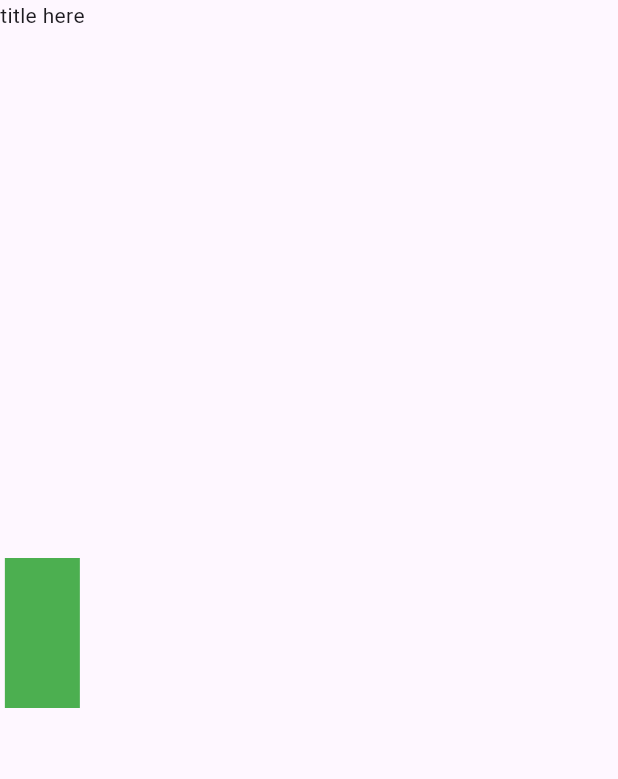
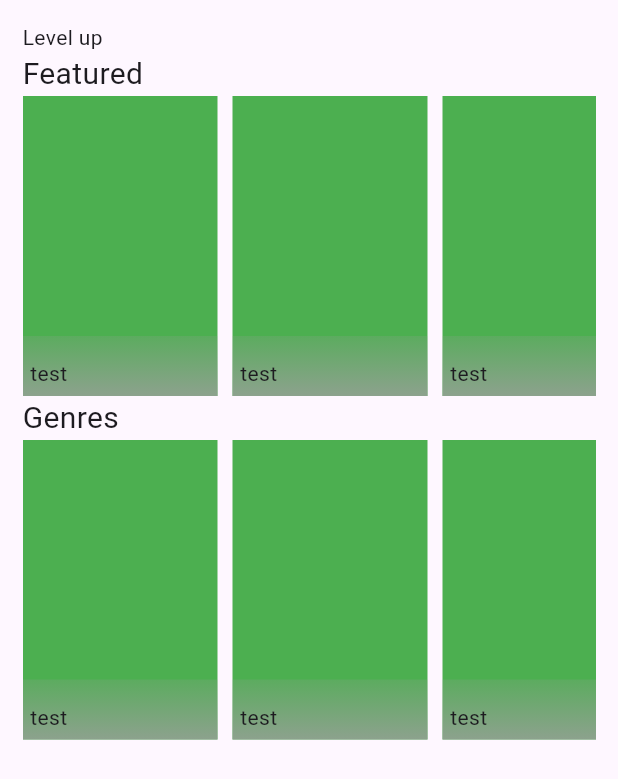
Before and after one commit to Marrsh/checkpoint, a Flutter app: the screen it shows after launch, on a phone screen of 412 x 824 dp. Shown: the top 779 px of the screen. Run offline on Flutter 3.47's test engine with Material 3 defaults, Android fonts, the phone set to English and light mode, and no system bars; our stand-ins replace auto_route.

Commit message:
add game card template

```diff
--- /dev/null
+++ b/lib/constants/styles.dart
@@ -0,0 +1,3 @@
+class Styles {
+  static const generalPadding = 15.0;
+}
--- a/lib/modules/home/presentation/screens/home_screen.dart
+++ b/lib/modules/home/presentation/screens/home_screen.dart
@@ -1,6 +1,8 @@
 import 'package:auto_route/auto_route.dart';
 import 'package:flutter/material.dart';
-import 'package:level_up/modules/home/presentation/widgets/game_card.dart';
+import 'package:flutter/rendering.dart';
+import 'package:level_up/constants/styles.dart';
+import 'package:level_up/modules/home/presentation/widgets/carousel_preview.dart';
 
 @RoutePage()
 class HomeScreen extends StatelessWidget {
@@ -8,16 +10,33 @@ class HomeScreen extends StatelessWidget {
 
   @override
   Widget build(BuildContext context) {
-    return SafeArea(
-      child: Scaffold(
-          body: Column(
-        children: [Text('title here'), Spacer(), GameCard(), Spacer()],
-      )
-
-          // Center(
-          //   child: Text("Hello world"),
-          // ),
-          ),
-    );
+    const cardSpacing = 10.0;
+    return const Scaffold(
+        body: SafeArea(
+      child: Padding(
+        padding: EdgeInsets.all(Styles.generalPadding),
+        child: Column(
+          crossAxisAlignment: CrossAxisAlignment.start,
+          children: [
+            Text(
+              'Level up',
+            ),
+            Text(
+              'Featured',
+              style: TextStyle(fontSize: 20),
+              textAlign: TextAlign.left,
+            ),
+            CarouselPreview(),
+            Text(
+              'Genres',
+              style: TextStyle(fontSize: 20),
+              textAlign: TextAlign.left,
+            ),
+            CarouselPreview(),
+            Spacer()
+          ],
+        ),
+      ),
+    ));
   }
 }
--- /dev/null
+++ b/lib/modules/home/presentation/widgets/carousel_preview.dart
@@ -0,0 +1,33 @@
+import 'package:flutter/material.dart';
+import 'package:level_up/modules/home/presentation/widgets/game_card.dart';
+
+class CarouselPreview extends StatelessWidget {
+  final double? cardSpacing;
+  const CarouselPreview({super.key, this.cardSpacing = 10});
+
+  @override
+  Widget build(BuildContext context) {
+    return SingleChildScrollView(
+      scrollDirection: Axis.horizontal,
+      child: UnconstrainedBox(
+        child: Row(
+          mainAxisAlignment: MainAxisAlignment.spaceEvenly,
+          children: [
+            const GameCard(),
+            SizedBox(
+              width: cardSpacing,
+            ),
+            const GameCard(),
+            SizedBox(
+              width: cardSpacing,
+            ),
+            const GameCard(),
+            SizedBox(
+              width: cardSpacing,
+            ),
+          ],
+        ),
+      ),
+    );
+  }
+}
--- a/lib/modules/home/presentation/widgets/game_card.dart
+++ b/lib/modules/home/presentation/widgets/game_card.dart
@@ -5,11 +5,32 @@ class GameCard extends StatelessWidget {
 
   @override
   Widget build(BuildContext context) {
-    return Container(
-      height: 100,
-      width: 50,
-      color: Colors.green,
-      // child: ,
-    );
+    return ConstrainedBox(
+        constraints: const BoxConstraints(maxHeight: 200, maxWidth: 130),
+        child: Stack(
+          children: [
+            Container(
+              color: Colors.green,
+            ),
+            Align(
+              alignment: Alignment.bottomLeft,
+              child: Container(
+                height: 40,
+                padding: const EdgeInsets.all(5),
+                width: const BoxConstraints().maxWidth,
+                decoration: BoxDecoration(
+                    gradient: LinearGradient(
+                        begin: Alignment.bottomCenter,
+                        end: Alignment.topCenter,
+                        colors: [
+                      Colors.grey.withAlpha(200),
+                      Colors.grey.withAlpha(50)
+                    ])),
+                child: const Align(
+                    alignment: Alignment.bottomLeft, child: Text('test')),
+              ),
+            ),
+          ],
+        ));
   }
 }
```
